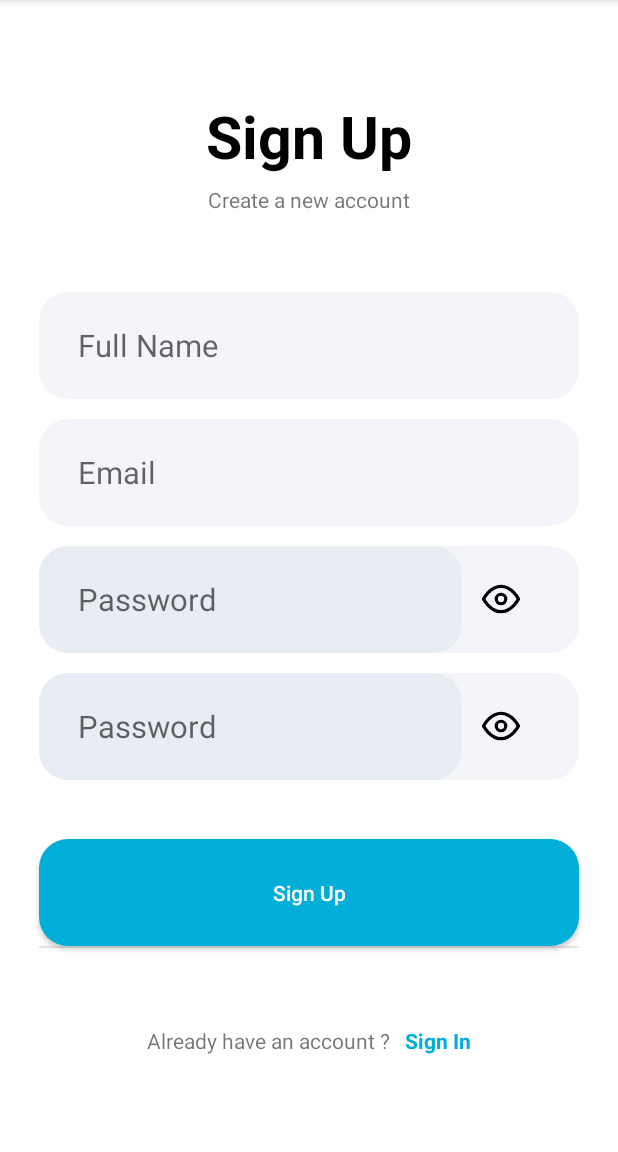
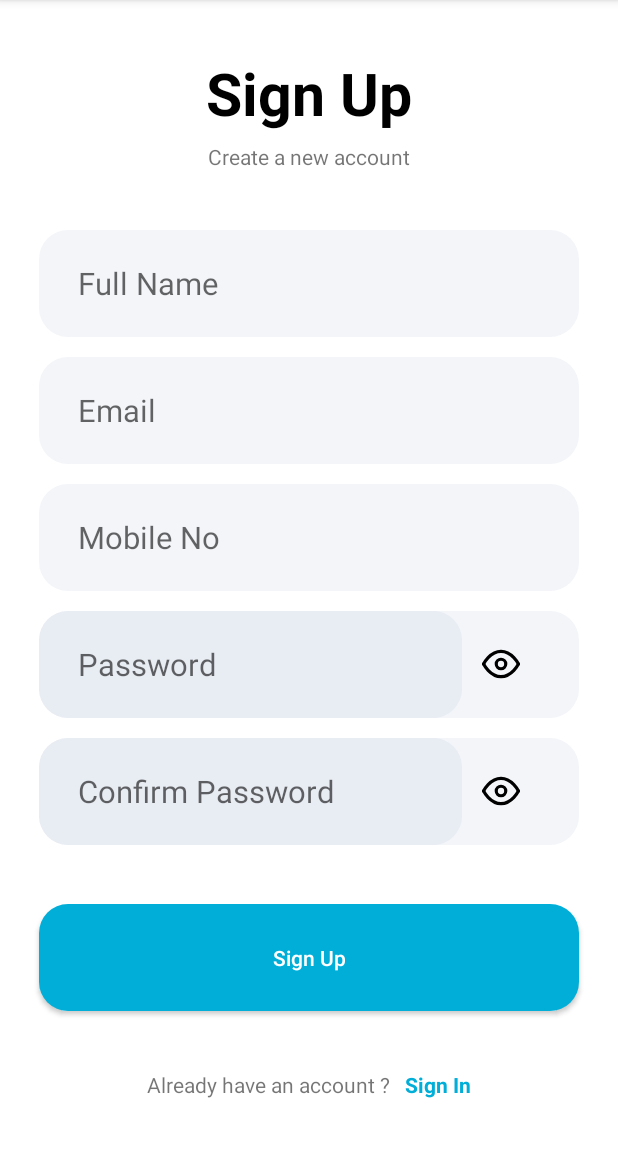
Before and after one commit to Hey-Viswa/Hey-Chat, an Android app: the Register screen opened directly, with no data from a screen before it, on a phone screen of 412 x 824 dp, the part 84-1236 px from its top. Run offline under Robolectric (Android 15) with nearby library versions, the phone set to English and light mode, and no system bars; our stand-ins replace Firebase (no records; nobody signed in at launch, a user with empty details on screens opened directly), sdp/ssp sizes; 10 statements that could not run were skipped.

Commit message:
Updated otp verification

```diff
--- a/app/src/main/res/layout/activity_login.xml
+++ b/app/src/main/res/layout/activity_login.xml
@@ -173,7 +173,7 @@
             android:text="Don't have an account ? "/>
 
         <TextView
-            android:id="@+id/signUpbtn"
+            android:id="@+id/signUpBtn"
             android:layout_width="wrap_content"
             android:layout_height="wrap_content"
             android:layout_marginStart="@dimen/_5sdp"
--- a/app/src/main/res/layout/activity_register.xml
+++ b/app/src/main/res/layout/activity_register.xml
@@ -24,11 +24,11 @@
         android:text="Create a new account" />
 
     <EditText
-        android:id="@+id/FullnameEdt"
+        android:id="@+id/fullnameEdt"
         android:layout_width="match_parent"
         android:layout_height="@dimen/_55sdp"
         android:layout_marginStart="@dimen/_20sdp"
-        android:layout_marginTop="@dimen/_40sdp"
+        android:layout_marginTop="@dimen/_30sdp"
         android:layout_marginEnd="@dimen/_20sdp"
         android:background="@drawable/rounded_back_dark_blue5_15"
         android:hint="Full Name"
@@ -53,8 +53,20 @@
         android:paddingEnd="@dimen/_20sdp"
         android:textSize="@dimen/_16ssp" />
 
-
-
+    <EditText
+        android:id="@+id/MobileEdt"
+        android:layout_width="match_parent"
+        android:layout_height="@dimen/_55sdp"
+        android:layout_marginStart="@dimen/_20sdp"
+        android:layout_marginTop="@dimen/_10sdp"
+        android:layout_marginEnd="@dimen/_20sdp"
+        android:background="@drawable/rounded_back_dark_blue5_15"
+        android:hint="Mobile No"
+        android:inputType="phone"
+        android:maxLines="1"
+        android:paddingStart="@dimen/_20sdp"
+        android:paddingEnd="@dimen/_20sdp"
+        android:textSize="@dimen/_16ssp" />
 
     <RelativeLayout
         android:layout_width="match_parent"
@@ -90,6 +102,7 @@
 
 
     </RelativeLayout>
+
     <RelativeLayout
         android:layout_width="match_parent"
         android:layout_height="@dimen/_55sdp"
@@ -104,7 +117,7 @@
             android:layout_width="match_parent"
             android:layout_height="match_parent"
             android:background="@drawable/rounded_back_dark_blue5_15"
-            android:hint="@string/password"
+            android:hint="Confirm Password"
             android:inputType="textPassword"
             android:maxLines="1"
             android:paddingStart="@dimen/_20sdp"
@@ -127,8 +140,6 @@
 
 
 
-
-
     <androidx.appcompat.widget.AppCompatButton
         android:id="@+id/signUpBtn"
         android:layout_width="match_parent"
@@ -141,23 +152,22 @@
         android:background="@drawable/round_back_primary_15"
         android:textColor="@color/white"/>
 
+    <RelativeLayout
+        android:layout_width="match_parent"
+        android:layout_height="wrap_content"
+        android:layout_marginTop="@dimen/_20sdp"
+        android:layout_marginStart="@dimen/_20sdp"
+        android:layout_marginEnd="@dimen/_20sdp">
 
-        <View
-            android:layout_width="match_parent"
-            android:layout_height="@dimen/_1sdp"
-            android:background="#1a000000"
-            android:layout_toEndOf="@+id/orText"
-            android:layout_marginEnd="@dimen/_20sdp"
-            android:layout_marginStart="@dimen/_20sdp"
-            android:layout_centerVertical="true"/>
 
+    </RelativeLayout>
 
     <LinearLayout
         android:layout_width="wrap_content"
         android:layout_height="wrap_content"
         android:orientation="horizontal"
         android:gravity="center"
-        android:layout_marginTop="@dimen/_40sdp" >
+        android:layout_marginTop="@dimen/_10sdp" >
 
         <TextView
             android:layout_width="wrap_content"
@@ -165,7 +175,7 @@
             android:text="Already have an account ? "/>
 
         <TextView
-            android:id="@+id/signUpbtn"
+            android:id="@+id/signInBtn"
             android:layout_width="wrap_content"
             android:layout_height="wrap_content"
             android:layout_marginStart="@dimen/_5sdp"
```
Also changed, not shown: app/src/main/AndroidManifest.xml (+10 -1 lines), app/src/main/java/com/heystudio/heychat/Login.java (+6 -5 lines), app/src/main/java/com/heystudio/heychat/OTPVerification.java (added, +14 -0 lines), app/src/main/java/com/heystudio/heychat/Register.java (+117 -1 lines), app/src/main/res/layout/activity_otpverification.xml (added, +9 -0 lines).
